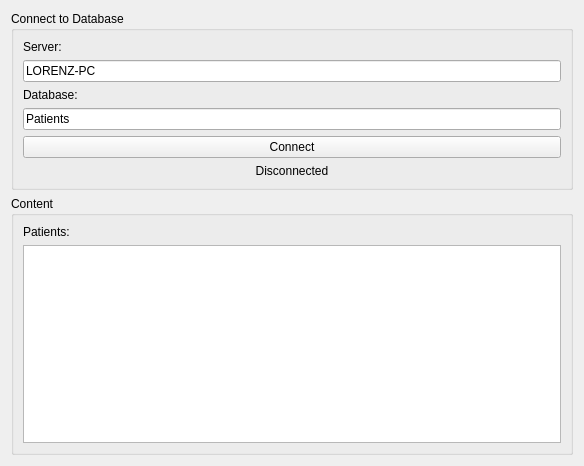
The window that examples/patientManager/form.ui (mne-tools/mne-cpp) describes before a commit, drawn with Qt 5.
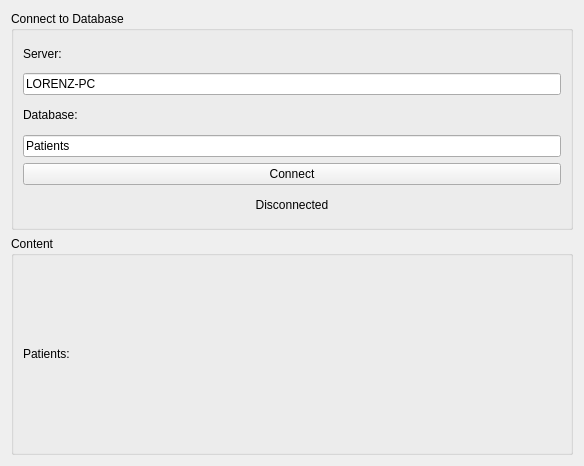
The same window after the commit.

Commit message: - [WIP] change rt averaging trigger detection to gradient method

Patch:
```diff
--- a/examples/patientManager/form.ui
+++ b/examples/patientManager/form.ui
@@ -20,9 +20,6 @@
       <string>Content</string>
      </property>
      <layout class="QGridLayout" name="gridLayout_2">
-      <item row="1" column="0">
-       <widget class="QColumnView" name="columnView"/>
-      </item>
       <item row="0" column="0">
        <widget class="QLabel" name="label_4">
         <property name="text">
```
Left out of the diff: 3 changed lines with no effect on the pictures. The commit also changes 1 other file.
